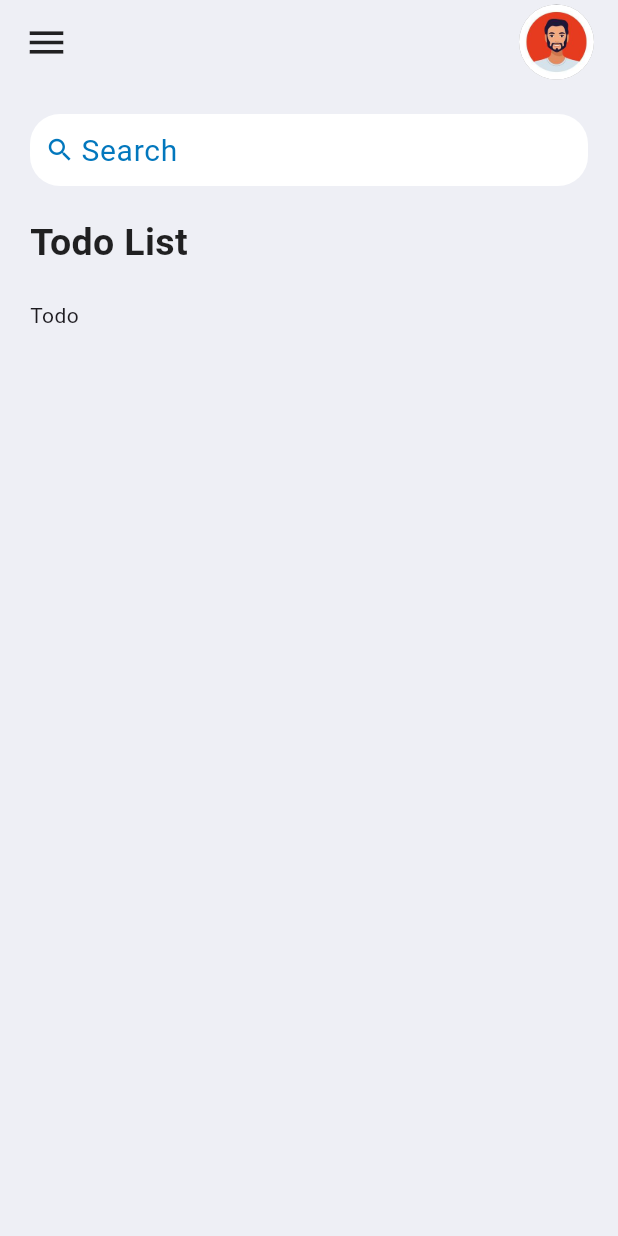
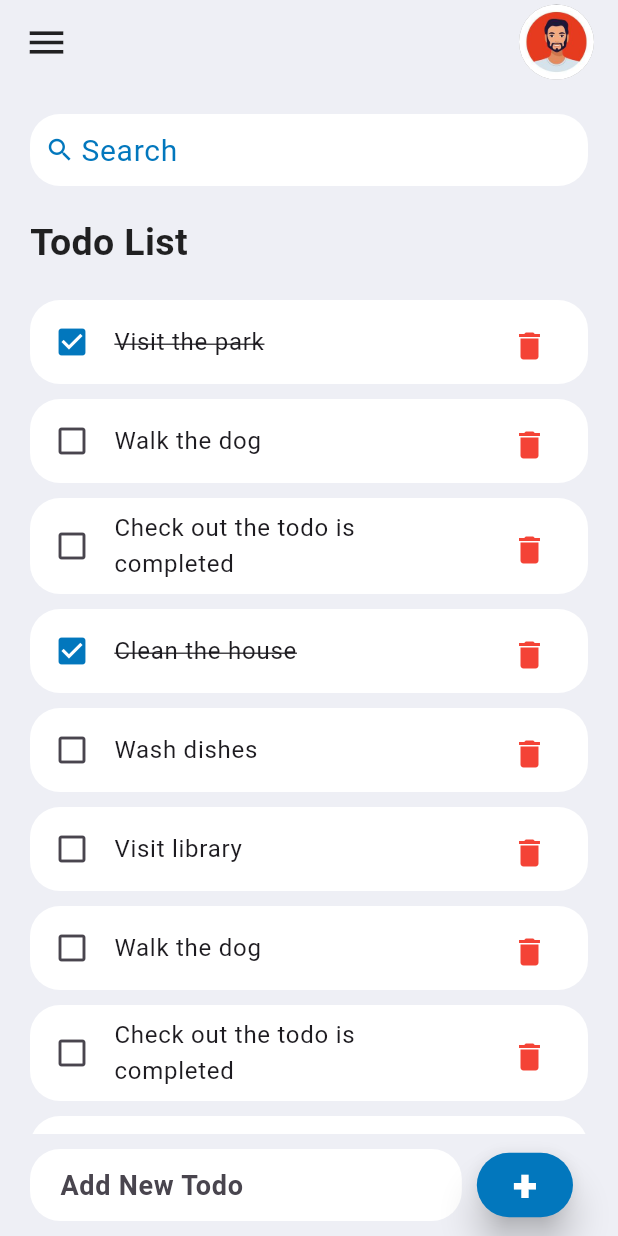
Before and after one commit to Tonnykithui/todo_flutter, a Flutter app: the screen it shows after launch, on a phone screen of 412 x 824 dp. Run offline on Flutter 3.47's test engine with Material 3 defaults, Android fonts, the phone set to English and light mode, and no system bars.

Commit message:
Complete todo utilisingan array as the data store

```diff
--- a/lib/main.dart
+++ b/lib/main.dart
@@ -17,7 +17,7 @@ class MyApp extends StatelessWidget {
         colorScheme: ColorScheme.fromSeed(seedColor: Colors.deepPurple),
         useMaterial3: true,
       ),
-      home: const Home(
+      home:Home(
           // title: 'Todo'
       ),
     );
--- /dev/null
+++ b/lib/models/todos.dart
@@ -0,0 +1,32 @@
+class Todos {
+  String id;
+  String task;
+  bool? completed;
+
+  Todos({
+    required this.id,
+    required this.task,
+    this.completed
+  });
+
+  static List<Todos> todos() {
+    return [
+      Todos(id: "1", task: "Visit library", completed: false),
+      Todos(id: "2", task: "Wash dishes", completed: false),
+      Todos(id: "3", task: 'Clean the house', completed: true),
+      Todos(id: "4", task: "Check out the todo is completed", completed: false),
+      Todos(id: "5", task: "Walk the dog", completed: false),
+      Todos(id: "6", task: "Visit the park", completed: true),
+      Todos(id: "23", task: 'Clean the house', completed: true),
+      Todos(id: "34", task: "Check out the todo is completed", completed: false),
+      Todos(id: "45", task: "Walk the dog", completed: false),
+      Todos(id: "15", task: "Visit library", completed: false),
+      Todos(id: "62", task: "Wash dishes", completed: false),
+      Todos(id: "37", task: 'Clean the house', completed: true),
+      Todos(id: "94", task: "Check out the todo is completed", completed: false),
+      Todos(id: "50", task: "Walk the dog", completed: false),
+      Todos(id: "60", task: "Visit the park", completed: true),
+    ];
+  }
+
+}
--- a/lib/screens/home.dart
+++ b/lib/screens/home.dart
@@ -1,13 +1,33 @@
+import 'package:flutter/cupertino.dart';
 import 'package:flutter/material.dart';
+import 'package:flutter/widgets.dart';
 import 'package:todo/constants/colors.dart';
 import 'package:flutter/services.dart';
 import 'package:todo/screens/userprofileavatar.dart';
 import 'package:todo/widgets/todo_item.dart';
+import 'package:todo/models/todos.dart';
 
-class Home extends StatelessWidget {
+class Home extends StatefulWidget {
   static String? title;
 
-  const Home({super.key});
+  Home({super.key});
+
+  @override
+  State<Home> createState() => _HomeState();
+}
+
+class _HomeState extends State<Home> {
+
+  final todoList = Todos.todos();
+  final _todoController = TextEditingController();
+  List<Todos> _foundTodo = [];
+
+  @override
+  void initState() {
+    // TODO: implement initState
+    _foundTodo = todoList;
+    super.initState();
+  }
 
   @override
   Widget build(BuildContext context) {
@@ -21,7 +41,9 @@ class Home extends StatelessWidget {
       appBar: _buildAppBar(),
       body: Padding(
           padding: const EdgeInsets.only(left: 20, right: 20.0, top: 20),
-          child: Column(
+          child: Stack(
+            children: [
+              Column(
                 children: [
                   searchBox(),
                   Expanded(
@@ -34,16 +56,69 @@ class Home extends StatelessWidget {
                           style: TextStyle(
                               fontSize: 25,
                               fontWeight: FontWeight.w600,
-                        color: tdBlack
+                              color: tdBlack),
                         ),
                       ),
-                    // decoration: const BoxDecoration(color: Colors.deepOrange),
+                      for (Todos todos in _foundTodo.reversed) Todo(
+                          todos: todos,
+                          onTodoDelete: _handleDeleteTodo,
+                          onTodoStatusChange: _handleTodoChange
                       ),
-                  const Todo(
-
+                    ],
+                  )),
+                  Align(
+                    alignment: Alignment.bottomCenter,
+                    child: Row(
+                      children: [
+                        Expanded(
+                            child: Container(
+                              padding: const EdgeInsets.only(left: 20, right: 20),
+                              margin: const EdgeInsets.only(bottom: 10, top: 10),
+                              decoration: BoxDecoration(
+                                borderRadius: BorderRadius.circular(20),
+                                color: Colors.white,
+                              ),
+                              child: TextField(
+                                controller: _todoController,
+                                style: const TextStyle(
+                                  color: tdBlack,
+                                  fontWeight: FontWeight.w600,
+                                  fontSize: 18
+                                ),
+                                decoration: const InputDecoration(
+                                  hintText: "Add New Todo",
+                                  border: InputBorder.none,
+                                ),
+                              ),
+                            )
+                        ),
+                        Container(
+                          padding: const EdgeInsets.only(left: 10, right: 10),
+                          margin: const EdgeInsets.only(bottom: 10, top: 10),
+                          child: ElevatedButton(
+                            style: ElevatedButton.styleFrom(
+                              elevation: 10,
+                              backgroundColor: tdBlue
+                            ),
+                            onPressed: () {
+                              // print(_todoController.text);
+                              _addTodo(_todoController.text);
+                            },
+                            child: const Text(
+                                '+',
+                              style: TextStyle(
+                                fontSize: 30,
+                                fontWeight: FontWeight.w900,
+                                color: Colors.white
+                              ),
+                            ),
+                          ),
                         )
                       ],
-              ))
+                    ),
+                  )
+                ],
+              ),
             ],
           )),
     );
@@ -57,9 +132,10 @@ class Home extends StatelessWidget {
         borderRadius: BorderRadius.horizontal(
             left: Radius.circular(20), right: Radius.circular(20)),
       ),
-      child: const TextField(
+      child: TextField(
         // textAlignVertical: TextAlignVertical.top,
-        decoration: InputDecoration(
+        onChanged: (value) { findSearchItem(value.toString());},
+        decoration: const InputDecoration(
             contentPadding: EdgeInsets.all(0),
             prefixIcon: Icon(Icons.search, color: tdBlue, size: 20),
             prefixIconConstraints: BoxConstraints(maxHeight: 20, maxWidth: 25),
@@ -68,6 +144,43 @@ class Home extends StatelessWidget {
             hintStyle: TextStyle(fontSize: 20, color: tdBlue)),
       ),
     );
+  }
+
+  void _handleTodoChange(Todos todos) {
+    setState(() {
+      todos.completed = todos.completed == true ? false : true;
+    });
+  }
+
+  void _handleDeleteTodo(String id) {
+    setState(() {
+      todoList.removeWhere((element) => element.id == id);
+    });
+  }
+
+  void _addTodo(String todo) {
+    setState(() {
+      todoList.add(
+          Todos(
+              id: DateTime.timestamp().millisecondsSinceEpoch.toString(),
+              task: todo
+          ));
+      _todoController.clear();
+    });
+  }
+
+  void findSearchItem(String searchWord){
+    List<Todos> foundItems = [];
+    if(searchWord.isEmpty){
+      foundItems = todoList;
+    } else {
+      foundItems = todoList
+          .where((element) => element.task.toLowerCase().contains(searchWord.toLowerCase())
+      ).toList();
+    }
+    setState(() {
+      _foundTodo = foundItems;
+    });
   }
 
   AppBar _buildAppBar() {
--- a/lib/widgets/todo_item.dart
+++ b/lib/widgets/todo_item.dart
@@ -1,11 +1,56 @@
-import 'package:flutter/cupertino.dart';
 import 'package:flutter/material.dart';
+import 'package:todo/constants/colors.dart';
+import 'package:todo/models/todos.dart';
 
 class Todo extends StatelessWidget {
-  const Todo({super.key});
+
+  final Todos? todos;
+  final onTodoStatusChange;
+  final onTodoDelete;
+
+  const Todo({
+    super.key,
+    required this.todos,
+    required this.onTodoDelete,
+    required this.onTodoStatusChange
+  });
 
   @override
   Widget build(BuildContext context) {
-    return Container(child: const Text('Todo'));
+    return Container(
+        margin: const EdgeInsets.only(bottom: 10),
+        decoration: BoxDecoration(
+            color: Colors.white, borderRadius: BorderRadius.circular(20)),
+        child: ListTile(
+            onTap: () {
+              onTodoStatusChange(todos);
+            },
+            leading: todos?.completed == true
+                ? const Icon(
+                    Icons.check_box,
+                    color: tdBlue,
+                  )
+                : const Icon(Icons.check_box_outline_blank),
+            title: Text(
+              todos!.task,
+              style: todos?.completed == true
+                  ? const TextStyle(decoration: TextDecoration.lineThrough)
+                  : const TextStyle(),
+            ),
+            trailing: Container(
+                height: 35,
+                width: 35,
+                child: Row(children: [
+                  Expanded(
+                    child: IconButton(
+                        onPressed: () {
+                          onTodoDelete(todos?.id);
+                        },
+                        icon: const Icon(
+                          Icons.delete,
+                          color: Colors.red,
+                        )),
+                  )
+                ]))));
   }
 }
```
Lines whose indentation alone changed are shown as unchanged.
